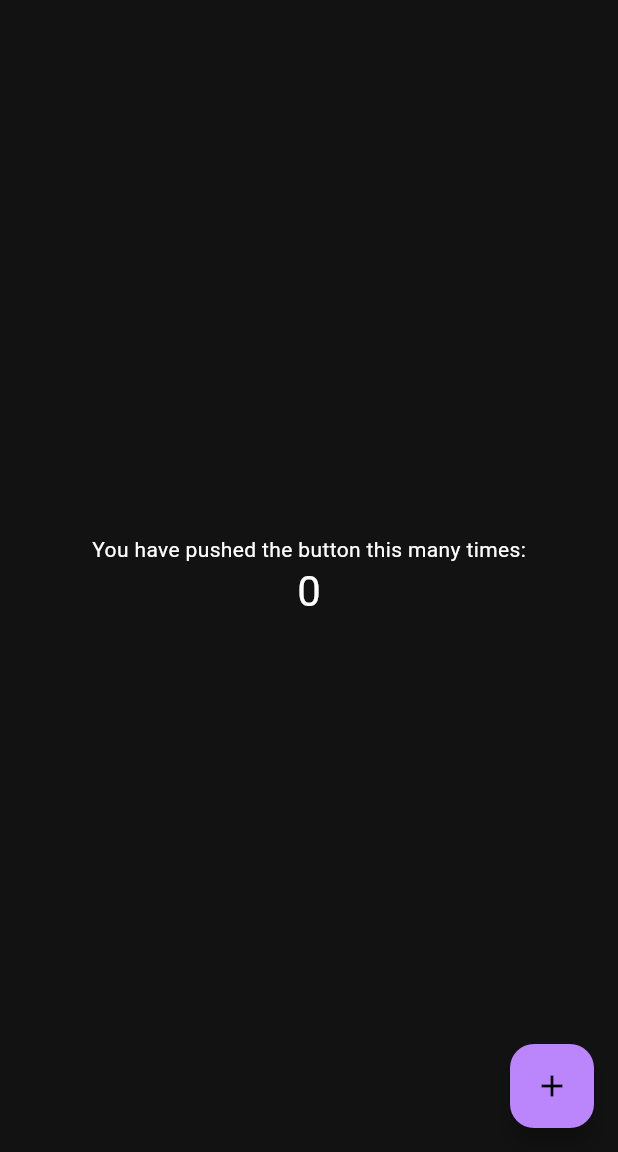
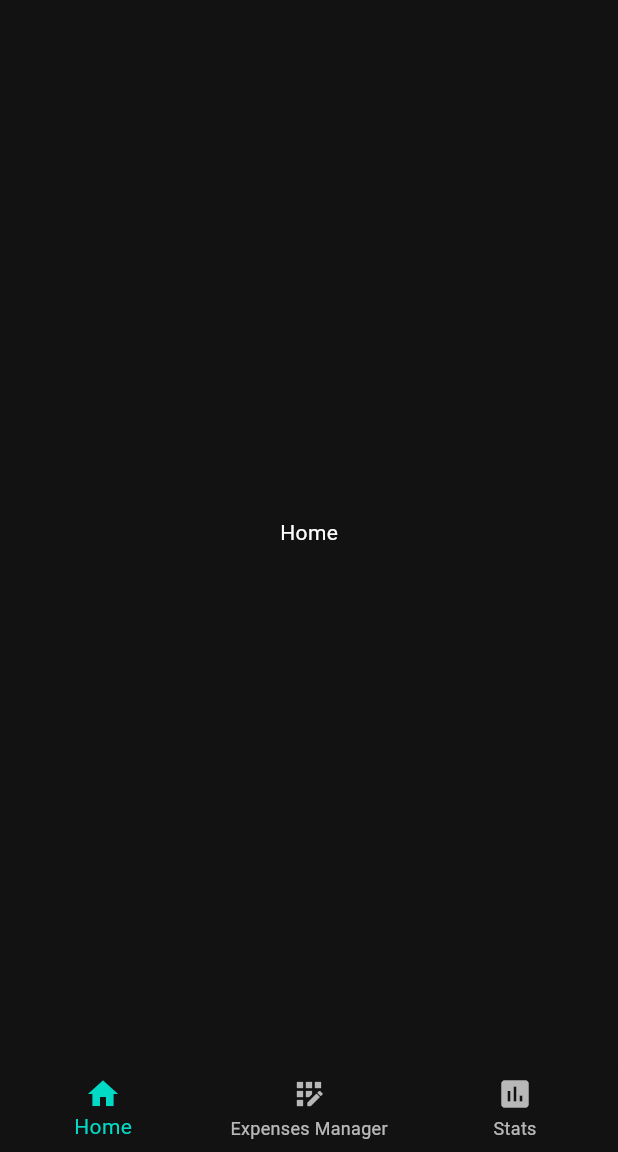
Before and after one commit to JuanJoven01/easy_expenses_control_mobile, a Flutter app: the screen it shows after launch, on a phone screen of 412 x 824 dp, the part 84-1236 px from its top. Run offline on Flutter 3.47's test engine with Material 3 defaults, Android fonts, the phone set to English and light mode, and no system bars.

Commit message:
[feature]: add bottom nav bar

```diff
--- a/easy_expenses/lib/main.dart
+++ b/easy_expenses/lib/main.dart
@@ -1,5 +1,9 @@
 import 'package:flutter/material.dart';
 import 'widgets/app_bar.dart';
+import 'widgets/bottom_navigation_bar.dart';
+import 'screens/expenses_manager_screen.dart';
+import 'screens/home_screen.dart';
+import 'screens/stats_screen.dart';
 
 void main() {
   runApp(const MyApp());
@@ -8,10 +12,11 @@ void main() {
 class MyApp extends StatelessWidget {
   const MyApp({super.key});
 
+  // This widget is the root of your application.
   @override
   Widget build(BuildContext context) {
     return MaterialApp(
-      title: 'Easy Expenses Control',
+      title: 'Flutter Demo',
       theme: ThemeData(
         colorScheme: const ColorScheme.dark(),
         useMaterial3: true,
@@ -30,38 +35,38 @@ class MyHomePage extends StatefulWidget {
 }
 
 class _MyHomePageState extends State<MyHomePage> {
-  int _counter = 0;
-
-  void _incrementCounter() {
-    setState(() {
-      _counter++;
-    });
-  }
+  int _selectedIndex = 0;
 
   @override
   Widget build(BuildContext context) {
     return Scaffold(
-      appBar: MyAppBar(title: widget.title),
+      appBar: MyAppBar(
+        title: widget.title,
+      ),
       body: Center(
-        child: Column(
-          mainAxisAlignment: MainAxisAlignment.center,
-          children: <Widget>[
-            const Text(
-              'You have pushed the button this many times:',
-            ),
-            Text(
-              '$_counter',
-              style: Theme.of(context).textTheme.headlineMedium,
-            ),
-          ],
-        ),
+        child: _getBodyWidget(_selectedIndex),
       ),
-      floatingActionButton: FloatingActionButton(
-        onPressed: _incrementCounter,
-        tooltip: 'Increment',
-        child: const Icon(Icons.add),
+      bottomNavigationBar: MyBottomNavigationBar(
+        onIndexChanged: (index) {
+          setState(() {
+            _selectedIndex = index; // Actualiza el índice seleccionado en MyApp
+          });
+        },
       ),
-      // This trailing comma makes auto-formatting nicer for build methods.
     );
   }
+
+  Widget _getBodyWidget(int index) {
+    // Devuelve el widget del cuerpo según el índice seleccionado
+    switch (index) {
+      case 0:
+        return const MyHomeScreen();
+      case 1:
+        return const ExpensesManagerScreen();
+      case 2:
+        return const StatsScreen();
+      default:
+        return Container();
+    }
+  }
 }
--- /dev/null
+++ b/easy_expenses/lib/screens/home_screen.dart
@@ -0,0 +1,18 @@
+import "package:flutter/material.dart";
+
+class MyHomeScreen extends StatefulWidget {
+  const MyHomeScreen({Key? key}) : super(key: key);
+  @override
+  _MyHomeScreenState createState() => _MyHomeScreenState();
+}
+
+class _MyHomeScreenState extends State<MyHomeScreen> {
+  @override
+  Widget build(BuildContext context) {
+    return (const Scaffold(
+      body: Center(
+        child: Text('Home'),
+      ),
+    ));
+  }
+}
--- a/easy_expenses/lib/widgets/app_bar.dart
+++ b/easy_expenses/lib/widgets/app_bar.dart
@@ -14,5 +14,5 @@ class MyAppBar extends StatelessWidget implements PreferredSizeWidget {
   }
 
   @override
-  Size get preferredSize => Size.fromHeight(kToolbarHeight);
+  Size get preferredSize => const Size.fromHeight(kToolbarHeight);
 }
--- a/easy_expenses/lib/widgets/bottom_navigation_bar.dart
+++ b/easy_expenses/lib/widgets/bottom_navigation_bar.dart
@@ -0,0 +1,35 @@
+import "package:flutter/material.dart";
+
+class MyBottomNavigationBar extends StatefulWidget {
+  final Function(int) onIndexChanged;
+
+  const MyBottomNavigationBar({Key? key, required this.onIndexChanged})
+      : super(key: key);
+
+  @override
+  _MyBottomNavigationBarState createState() => _MyBottomNavigationBarState();
+}
+
+class _MyBottomNavigationBarState extends State<MyBottomNavigationBar> {
+  int _currentIndex = 0;
+
+  @override
+  Widget build(BuildContext context) {
+    return BottomNavigationBar(
+      currentIndex: _currentIndex,
+      onTap: (index) {
+        setState(() {
+          _currentIndex = index;
+        });
+        widget.onIndexChanged(index);
+      },
+      items: const [
+        BottomNavigationBarItem(icon: Icon(Icons.home), label: 'Home'),
+        BottomNavigationBarItem(
+            icon: Icon(Icons.app_registration_outlined),
+            label: 'Expenses Manager'),
+        BottomNavigationBarItem(icon: Icon(Icons.assessment), label: 'Stats'),
+      ],
+    );
+  }
+}
```
Also changed, not shown: easy_expenses/lib/screens/expenses_manager_screen.dart (added, +19 -0 lines), easy_expenses/lib/screens/stats_screen.dart (added, +19 -0 lines), 1 other file.
